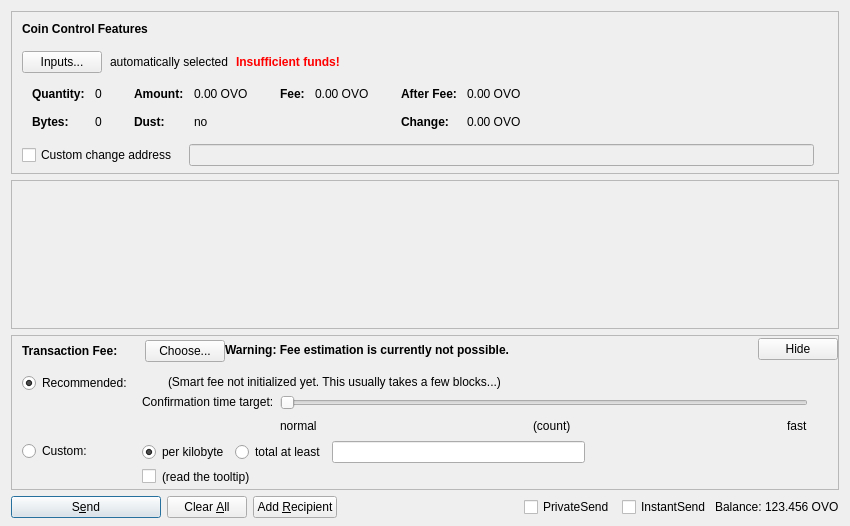
Old version of the form src/qt/forms/sendcoinsdialog.ui in the repository minblock/compute.
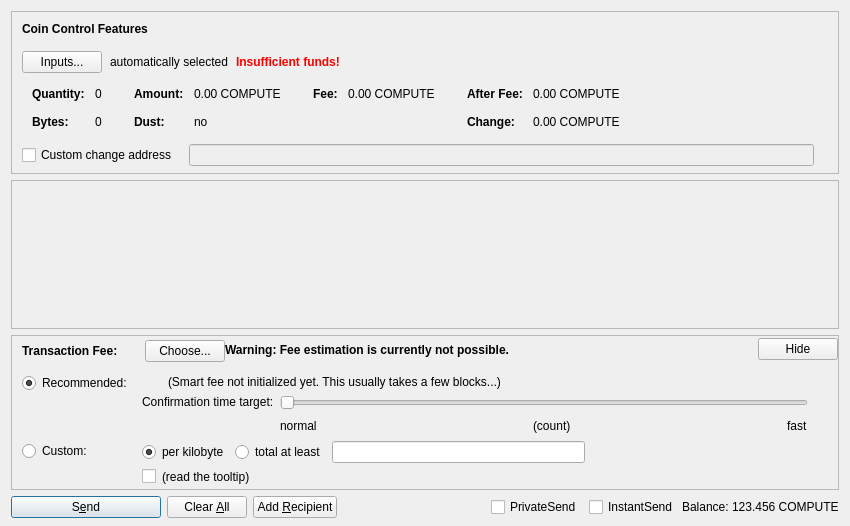
New version of the form. Custom widgets are drawn as their Qt base class.

Diff of the .ui file:
```diff
--- a/src/qt/forms/sendcoinsdialog.ui
+++ b/src/qt/forms/sendcoinsdialog.ui
@@ -324,7 +324,7 @@
                   <enum>Qt::ActionsContextMenu</enum>
                  </property>
                  <property name="text">
-                  <string notr="true">0.00 OVO</string>
+                  <string notr="true">0.00 COMPUTE</string>
                  </property>
                  <property name="textInteractionFlags">
                   <set>Qt::LinksAccessibleByMouse|Qt::TextSelectableByKeyboard|Qt::TextSelectableByMouse</set>
@@ -404,7 +404,7 @@
                   <enum>Qt::ActionsContextMenu</enum>
                  </property>
                  <property name="text">
-                  <string notr="true">0.00 OVO</string>
+                  <string notr="true">0.00 COMPUTE</string>
                  </property>
                  <property name="textInteractionFlags">
                   <set>Qt::LinksAccessibleByMouse|Qt::TextSelectableByKeyboard|Qt::TextSelectableByMouse</set>
@@ -455,7 +455,7 @@
                   <enum>Qt::ActionsContextMenu</enum>
                  </property>
                  <property name="text">
-                  <string notr="true">0.00 OVO</string>
+                  <string notr="true">0.00 COMPUTE</string>
                  </property>
                  <property name="textInteractionFlags">
                   <set>Qt::LinksAccessibleByMouse|Qt::TextSelectableByKeyboard|Qt::TextSelectableByMouse</set>
@@ -484,7 +484,7 @@
                   <enum>Qt::ActionsContextMenu</enum>
                  </property>
                  <property name="text">
-                  <string notr="true">0.00 OVO</string>
+                  <string notr="true">0.00 COMPUTE</string>
                  </property>
                  <property name="textInteractionFlags">
                   <set>Qt::LinksAccessibleByMouse|Qt::TextSelectableByKeyboard|Qt::TextSelectableByMouse</set>
@@ -1326,7 +1326,7 @@
           <cursorShape>IBeamCursor</cursorShape>
          </property>
          <property name="text">
-          <string notr="true">123.456 OVO</string>
+          <string notr="true">123.456 COMPUTE</string>
          </property>
          <property name="textInteractionFlags">
           <set>Qt::LinksAccessibleByMouse|Qt::TextSelectableByKeyboard|Qt::TextSelectableByMouse</set>
```
Left out of the diff: 6 changed lines with no effect on the pictures.
